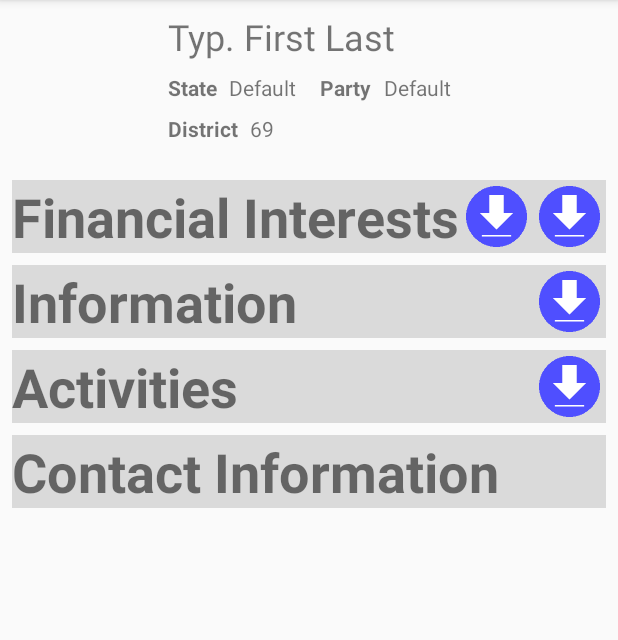
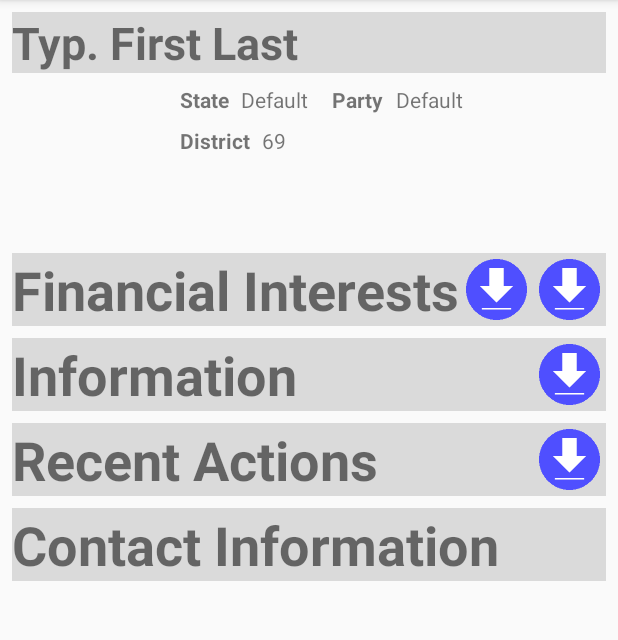
Before and after one commit to Samson50/LexLator, an Android app: the fragment LegislatorMain shown on its own in the app's theme, on a phone screen of 412 x 824 dp, the part 84-724 px from its top. Run offline under Robolectric (Android 15) with nearby library versions, the light colour scheme and no system bars; 1 statement that could not run was skipped.

Commit message:
Layouts refer to styles, more uniform

```diff
--- a/app/src/main/java/com/example/legate/ui/legislator/LegislatorMain.java
+++ b/app/src/main/java/com/example/legate/ui/legislator/LegislatorMain.java
@@ -91,7 +91,7 @@ public class LegislatorMain extends Fragment {
         });
 
         // Initialize Information views
-        addCollapse((TextView) root.findViewById(R.id.information_text), root.findViewById(R.id.informaiton_constraint));
+        addCollapse((TextView) root.findViewById(R.id.information_text), root.findViewById(R.id.information_constraint));
 
         final TextView bioView = root.findViewById(R.id.legislator_bio);
         addCollapse((TextView) root.findViewById(R.id.bio_text), bioView);
@@ -101,7 +101,7 @@ public class LegislatorMain extends Fragment {
         committeesRecycler.setLayoutManager(committeesManager);
         addCollapse((TextView) root.findViewById(R.id.committees_text), committeesRecycler);
 
-        root.findViewById(R.id.informaiton_download).setOnClickListener(new View.OnClickListener() {
+        root.findViewById(R.id.information_download).setOnClickListener(new View.OnClickListener() {
             @Override
             public void onClick(View v) {
                 downloadInformation(bioView, committeesRecycler);
@@ -109,7 +109,7 @@ public class LegislatorMain extends Fragment {
         });
 
         // Initialize Action views
-        addCollapse((TextView) root.findViewById(R.id.activities_text), root.findViewById(R.id.activities_constraint));
+        addCollapse((TextView) root.findViewById(R.id.recent_actions_text), root.findViewById(R.id.activities_constraint));
 
         final RecyclerView billsRecycler = root.findViewById(R.id.sponsored_bills_recycler);
         RecyclerView.LayoutManager billsManager = new LinearLayoutManager(context);
--- a/app/src/main/res/layout/fragment_legislator_main.xml
+++ b/app/src/main/res/layout/fragment_legislator_main.xml
@@ -31,13 +31,8 @@
                 android:id="@+id/finances_text"
                 android:layout_width="0dp"
                 android:layout_height="wrap_content"
-                android:layout_marginStart="8dp"
-                android:layout_marginTop="8dp"
-                android:layout_marginEnd="8dp"
-                android:background="#DADADA"
+                style="@style/collapsibleHeader.main"
                 android:text="@string/finances_text"
-                android:textSize="36sp"
-                android:textStyle="bold"
                 app:layout_constraintEnd_toEndOf="parent"
                 app:layout_constraintStart_toStartOf="parent"
                 app:layout_constraintTop_toBottomOf="@+id/legislator_banner" />
@@ -83,21 +78,14 @@
 
             <TextView
                 android:id="@+id/information_text"
-                android:layout_width="0dp"
-                android:layout_height="wrap_content"
-                android:layout_marginStart="8dp"
-                android:layout_marginTop="8dp"
-                android:layout_marginEnd="8dp"
-                android:background="#DADADA"
+                style="@style/collapsibleHeader.main"
                 android:text="@string/information_text"
-                android:textSize="36sp"
-                android:textStyle="bold"
                 app:layout_constraintEnd_toEndOf="parent"
                 app:layout_constraintStart_toStartOf="parent"
                 app:layout_constraintTop_toBottomOf="@+id/financial_information" />
 
             <Button
-                android:id="@+id/informaiton_download"
+                android:id="@+id/information_download"
                 style="@style/Widget.AppCompat.Button.Borderless"
                 android:layout_width="0dp"
                 android:layout_height="0dp"
@@ -112,25 +100,19 @@
                 app:layout_constraintVertical_bias="0.0" />
 
             <androidx.constraintlayout.widget.ConstraintLayout
-                android:id="@+id/informaiton_constraint"
+                android:id="@+id/information_constraint"
                 android:layout_width="0dp"
                 android:layout_height="wrap_content"
                 android:layout_marginTop="8dp"
-                app:layout_constraintEnd_toEndOf="parent"
-                app:layout_constraintStart_toStartOf="parent"
+                app:layout_constraintEnd_toEndOf="@+id/information_text"
+                app:layout_constraintStart_toStartOf="@+id/information_text"
                 app:layout_constraintTop_toBottomOf="@+id/information_text"
                 tools:visibility="gone">
 
                 <TextView
                     android:id="@+id/bio_text"
-                    android:layout_width="0dp"
-                    android:layout_height="wrap_content"
-                    android:layout_marginStart="8dp"
-                    android:layout_marginTop="8dp"
-                    android:layout_marginEnd="8dp"
+                    style="@style/collapsibleHeader.subOne"
                     android:text="@string/bio_text"
-                    android:textSize="18sp"
-                    android:textStyle="bold"
                     app:layout_constraintEnd_toEndOf="parent"
                     app:layout_constraintStart_toStartOf="parent"
                     app:layout_constraintTop_toTopOf="parent" />
@@ -150,14 +132,8 @@
 
                 <TextView
                     android:id="@+id/committees_text"
-                    android:layout_width="0dp"
-                    android:layout_height="wrap_content"
-                    android:layout_marginStart="8dp"
-                    android:layout_marginTop="8dp"
-                    android:layout_marginEnd="8dp"
+                    style="@style/collapsibleHeader.subOne"
                     android:text="@string/committees_text"
-                    android:textSize="18sp"
-                    android:textStyle="bold"
                     app:layout_constraintEnd_toEndOf="parent"
                     app:layout_constraintStart_toStartOf="parent"
                     app:layout_constraintTop_toBottomOf="@+id/legislator_bio" />
@@ -176,19 +152,12 @@
             </androidx.constraintlayout.widget.ConstraintLayout>
 
             <TextView
-                android:id="@+id/activities_text"
-                android:layout_width="0dp"
-                android:layout_height="wrap_content"
-                android:layout_marginStart="8dp"
-                android:layout_marginTop="8dp"
-                android:layout_marginEnd="8dp"
-                android:background="#DADADA"
-                android:text="@string/activities_text"
-                android:textSize="36sp"
-                android:textStyle="bold"
+                android:id="@+id/recent_actions_text"
+                style="@style/collapsibleHeader.main"
+                android:text="@string/text_recent_actions"
                 app:layout_constraintEnd_toEndOf="parent"
                 app:layout_constraintStart_toStartOf="parent"
-                app:layout_constraintTop_toBottomOf="@+id/informaiton_constraint" />
+                app:layout_constraintTop_toBottomOf="@+id/information_constraint" />
 
             <Button
                 android:id="@+id/activities_download"
@@ -199,29 +168,24 @@
                 android:layout_marginEnd="4dp"
                 android:layout_marginBottom="4dp"
                 android:background="@drawable/download"
-                app:layout_constraintBottom_toBottomOf="@+id/activities_text"
+                app:layout_constraintBottom_toBottomOf="@+id/recent_actions_text"
                 app:layout_constraintDimensionRatio="1:1"
-                app:layout_constraintEnd_toEndOf="@+id/activities_text"
-                app:layout_constraintTop_toTopOf="@+id/activities_text"
+                app:layout_constraintEnd_toEndOf="@+id/recent_actions_text"
+                app:layout_constraintTop_toTopOf="@+id/recent_actions_text"
                 app:layout_constraintVertical_bias="1.0" />
 
             <androidx.constraintlayout.widget.ConstraintLayout
                 android:id="@+id/activities_constraint"
                 android:layout_width="0dp"
                 android:layout_height="wrap_content"
-                app:layout_constraintEnd_toEndOf="parent"
-                app:layout_constraintStart_toStartOf="parent"
-                app:layout_constraintTop_toBottomOf="@+id/activities_text"
-                tools:visibility="visible">
+                app:layout_constraintEnd_toEndOf="@+id/recent_actions_text"
+                app:layout_constraintStart_toStartOf="@+id/recent_actions_text"
+                app:layout_constraintTop_toBottomOf="@+id/recent_actions_text"
+                tools:visibility="gone">
 
                 <TextView
                     android:id="@+id/sponsored_bills_text"
                     style="@style/collapsibleHeader.subOne"
-                    android:layout_width="0dp"
-                    android:layout_height="wrap_content"
-                    android:layout_marginStart="8dp"
-                    android:layout_marginTop="8dp"
-                    android:layout_marginEnd="8dp"
                     android:text="@string/sponsored_bills_text"
                     app:layout_constraintEnd_toEndOf="parent"
                     app:layout_constraintStart_toStartOf="parent"
@@ -241,11 +205,6 @@
                 <TextView
                     android:id="@+id/votes_text"
                     style="@style/collapsibleHeader.subOne"
-                    android:layout_width="0dp"
-                    android:layout_height="wrap_content"
-                    android:layout_marginStart="8dp"
-                    android:layout_marginTop="8dp"
-                    android:layout_marginEnd="8dp"
                     android:text="@string/votes_text"
                     app:layout_constraintEnd_toEndOf="parent"
                     app:layout_constraintStart_toStartOf="parent"
@@ -265,15 +224,8 @@
 
             <TextView
                 android:id="@+id/contact_text"
-                android:layout_width="0dp"
-                android:layout_height="wrap_content"
-                android:layout_marginStart="8dp"
-                android:layout_marginTop="8dp"
-                android:layout_marginEnd="8dp"
-                android:background="#DADADA"
+                style="@style/collapsibleHeader.main"
                 android:text="@string/contact_text"
-                android:textSize="36sp"
-                android:textStyle="bold"
                 app:layout_constraintEnd_toEndOf="parent"
                 app:layout_constraintStart_toStartOf="parent"
                 app:layout_constraintTop_toBottomOf="@+id/activities_constraint" />
@@ -284,8 +236,8 @@
                 android:layout_height="wrap_content"
                 android:layout_marginTop="8dp"
                 android:visibility="gone"
-                app:layout_constraintEnd_toEndOf="parent"
-                app:layout_constraintStart_toStartOf="parent"
+                app:layout_constraintEnd_toEndOf="@+id/contact_text"
+                app:layout_constraintStart_toStartOf="@+id/contact_text"
                 app:layout_constraintTop_toBottomOf="@+id/contact_text">
 
                 <TextView
@@ -325,18 +277,6 @@
                     app:layout_constraintTop_toBottomOf="@+id/phone_text" />
 
                 <TextView
-                    android:id="@+id/social_media_text"
-                    android:layout_width="wrap_content"
-                    android:layout_height="wrap_content"
-                    android:layout_marginStart="8dp"
-                    android:layout_marginTop="8dp"
-                    android:text="@string/social_media_text"
-                    android:textSize="14sp"
-                    android:textStyle="bold"
-                    app:layout_constraintStart_toStartOf="parent"
-                    app:layout_constraintTop_toBottomOf="@+id/website_text" />
-
-                <TextView
                     android:id="@+id/legislator_address"
                     android:layout_width="0dp"
                     android:layout_height="wrap_content"
@@ -368,6 +308,14 @@
                     app:layout_constraintEnd_toEndOf="parent"
                     app:layout_constraintStart_toEndOf="@+id/phone_text"
                     app:layout_constraintTop_toTopOf="@+id/website_text" />
+
+                <TextView
+                    android:id="@+id/social_media_text"
+                    style="@style/collapsibleHeader.subTwo"
+                    android:text="@string/social_media_text"
+                    app:layout_constraintEnd_toEndOf="parent"
+                    app:layout_constraintStart_toStartOf="parent"
+                    app:layout_constraintTop_toBottomOf="@+id/website_text" />
             </androidx.constraintlayout.widget.ConstraintLayout>
 
         </androidx.constraintlayout.widget.ConstraintLayout>
--- a/app/src/main/res/layout/fragment_state_list.xml
+++ b/app/src/main/res/layout/fragment_state_list.xml
@@ -10,13 +10,9 @@
 
     <TextView
         android:id="@+id/text_senators"
-        android:layout_width="wrap_content"
-        android:layout_height="wrap_content"
-        android:layout_marginStart="24dp"
-        android:layout_marginTop="8dp"
+        style="@style/collapsibleHeader.main"
         android:text="@string/senators"
-        android:textColor="#000000"
-        android:textSize="24sp"
+        app:layout_constraintEnd_toEndOf="parent"
         app:layout_constraintStart_toStartOf="parent"
         app:layout_constraintTop_toTopOf="parent" />
 
@@ -33,13 +29,9 @@
 
     <TextView
         android:id="@+id/text_representatives"
-        android:layout_width="wrap_content"
-        android:layout_height="wrap_content"
-        android:layout_marginStart="24dp"
-        android:layout_marginTop="8dp"
+        style="@style/collapsibleHeader.main"
         android:text="@string/representatives"
-        android:textColor="#000000"
-        android:textSize="24sp"
+        app:layout_constraintEnd_toEndOf="parent"
         app:layout_constraintStart_toStartOf="parent"
         app:layout_constraintTop_toBottomOf="@+id/senatorsRecyclerView" />
 
--- a/app/src/main/res/layout/layout_legislator_list_item.xml
+++ b/app/src/main/res/layout/layout_legislator_list_item.xml
@@ -4,6 +4,14 @@
     xmlns:tools="http://schemas.android.com/tools"
     android:layout_width="match_parent"
     android:layout_height="wrap_content">
+
+    <TextView
+        android:id="@+id/legislator_title"
+        style="@style/collapsibleHeader.subOne"
+        android:text="@string/default_legislator_title"
+        app:layout_constraintEnd_toEndOf="parent"
+        app:layout_constraintStart_toStartOf="parent"
+        app:layout_constraintTop_toTopOf="parent" />
 
     <ImageView
         android:id="@+id/legislator_image"
@@ -14,22 +22,9 @@
         android:layout_marginBottom="8dp"
         android:contentDescription="@string/legislator_image_description"
         app:layout_constraintBottom_toBottomOf="parent"
-        app:layout_constraintStart_toStartOf="parent"
-        app:layout_constraintTop_toTopOf="parent"
+        app:layout_constraintStart_toStartOf="@+id/legislator_title"
+        app:layout_constraintTop_toBottomOf="@+id/legislator_title"
         tools:srcCompat="@drawable/default_avatar" />
-
-    <TextView
-        android:id="@+id/legislator_title"
-        android:layout_width="0dp"
-        android:layout_height="wrap_content"
-        android:layout_marginStart="8dp"
-        android:layout_marginTop="8dp"
-        android:layout_marginEnd="8dp"
-        android:text="@string/default_legislator_title"
-        android:textSize="24sp"
-        app:layout_constraintEnd_toEndOf="parent"
-        app:layout_constraintStart_toEndOf="@+id/legislator_image"
-        app:layout_constraintTop_toTopOf="parent" />
 
     <TextView
         android:id="@+id/text_state"
--- a/app/src/main/res/values/strings.xml
+++ b/app/src/main/res/values/strings.xml
@@ -98,7 +98,7 @@
     <string name="information_text">Information</string>
     <string name="bio_text">Biography</string>
     <string name="committees_text">Committees</string>
-    <string name="activities_text">Activities</string>
+    <string name="text_recent_actions">Recent Actions</string>
     <string name="sponsored_bills_text">Sponsored Bills</string>
     <string name="votes_text">Recent Votes</string>
     <string name="contact_text">Contact Information</string>
```
